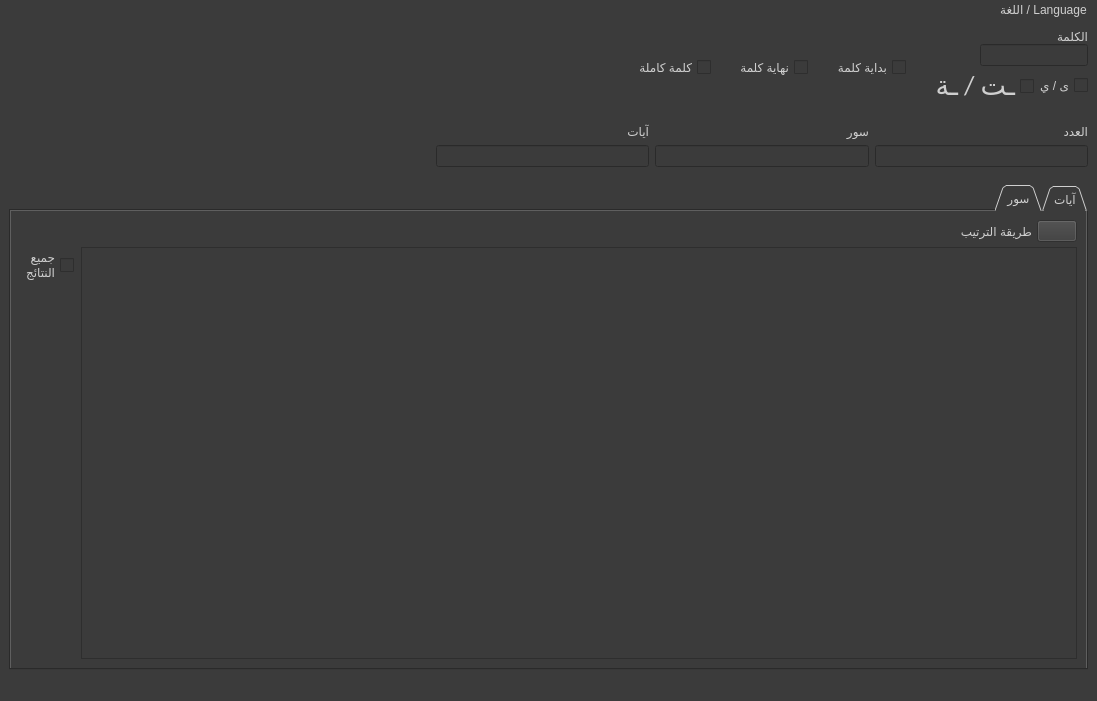
The window that gui/main_screen.ui (masalha-alaa/quran-counter) describes before a commit, drawn with Qt 5.
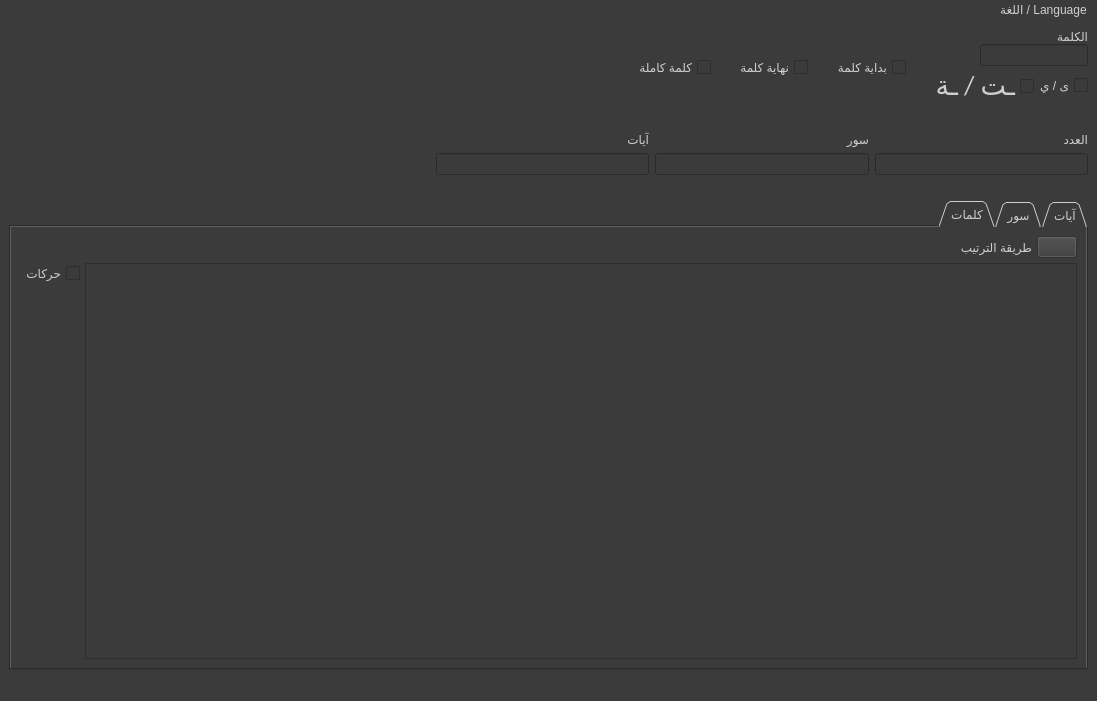
The same window after the commit. Icons and pictures are not drawn.

Commit message: Word results

```diff
--- a/gui/main_screen.ui
+++ b/gui/main_screen.ui
@@ -22,7 +22,7 @@
 font: 400 20pt &quot;Calibri&quot;;</string>
   </property>
   <widget class="QWidget" name="centralwidget">
-   <layout class="QVBoxLayout" name="verticalLayout_5" stretch="1,1,18">
+   <layout class="QVBoxLayout" name="verticalLayout_17" stretch="1,1,8">
     <property name="spacing">
      <number>18</number>
     </property>
@@ -451,7 +451,7 @@
        <enum>QTabWidget::Triangular</enum>
       </property>
       <property name="currentIndex">
-       <number>1</number>
+       <number>2</number>
       </property>
       <widget class="QWidget" name="ayatTab">
        <attribute name="title">
@@ -675,6 +675,95 @@
         </item>
        </layout>
       </widget>
+      <widget class="QWidget" name="wordsTab">
+       <attribute name="title">
+        <string>كلمات</string>
+       </attribute>
+       <layout class="QVBoxLayout" name="verticalLayout_5">
+        <item>
+         <layout class="QVBoxLayout" name="verticalLayout_15">
+          <property name="spacing">
+           <number>5</number>
+          </property>
+          <item>
+           <layout class="QHBoxLayout" name="horizontalLayout_7">
+            <item>
+             <widget class="QPushButton" name="wordsSortPushButton">
+              <property name="enabled">
+               <bool>false</bool>
+              </property>
+              <property name="text">
+               <string/>
+              </property>
+              <property name="icon">
+               <iconset resource="resources/resources.qrc">
+                <normaloff>:/sort-icon.png</normaloff>:/sort-icon.png</iconset>
+              </property>
+              <property name="iconSize">
+               <size>
+                <width>24</width>
+                <height>24</height>
+               </size>
+              </property>
+             </widget>
+            </item>
+            <item>
+             <widget class="QLabel" name="wordSortMethodLabel">
+              <property name="text">
+               <string>طريقة الترتيب</string>
+              </property>
+             </widget>
+            </item>
+            <item>
+             <spacer name="horizontalSpacer_5">
+              <property name="orientation">
+               <enum>Qt::Horizontal</enum>
+              </property>
+              <property name="sizeHint" stdset="0">
+               <size>
+                <width>40</width>
+                <height>20</height>
+               </size>
+              </property>
+             </spacer>
+            </item>
+           </layout>
+          </item>
+          <item>
+           <layout class="QHBoxLayout" name="horizontalLayout_11">
+            <item>
+             <widget class="QListWidget" name="wordResultsListWidget"/>
+            </item>
+            <item>
+             <layout class="QVBoxLayout" name="verticalLayout_16">
+              <item>
+               <widget class="QCheckBox" name="diacriticsCheckbox">
+                <property name="text">
+                 <string>حركات</string>
+                </property>
+               </widget>
+              </item>
+              <item>
+               <spacer name="verticalSpacer_5">
+                <property name="orientation">
+                 <enum>Qt::Vertical</enum>
+                </property>
+                <property name="sizeHint" stdset="0">
+                 <size>
+                  <width>20</width>
+                  <height>40</height>
+                 </size>
+                </property>
+               </spacer>
+              </item>
+             </layout>
+            </item>
+           </layout>
+          </item>
+         </layout>
+        </item>
+       </layout>
+      </widget>
      </widget>
     </item>
    </layout>
```
The commit also changes 4 other files.
